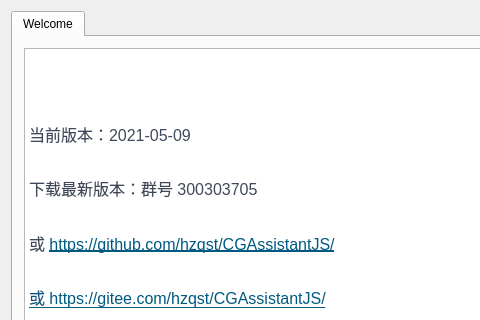
Before: the Qt Designer form CGAssistant/mainwindow.ui in hzqst/CGAssistant, drawn with Qt 5; both pictures show x 0 to 480 and y 0 to 320 of the 750 by 500 pixel window.
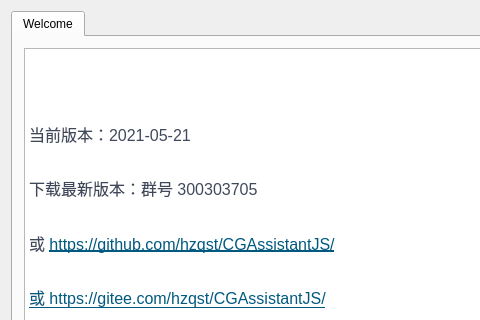
After: the same form once the commit is applied. Icons and pictures are not drawn.

Diff of the .ui file:
```diff
--- a/CGAssistant/mainwindow.ui
+++ b/CGAssistant/mainwindow.ui
@@ -73,7 +73,7 @@
 &lt;/style&gt;&lt;/head&gt;&lt;body style=&quot; font-family:'SimSun'; font-size:9pt; font-weight:400; font-style:normal;&quot;&gt;
 &lt;p style=&quot; margin-top:0px; margin-bottom:0px; margin-left:0px; margin-right:0px; -qt-block-indent:0; text-indent:0px;&quot;&gt;&lt;img src=&quot;:/logo.png&quot; /&gt;&lt;/p&gt;
 &lt;p style=&quot;-qt-paragraph-type:empty; margin-top:0px; margin-bottom:16px; margin-left:0px; margin-right:0px; -qt-block-indent:0; text-indent:0px; line-height:160%; font-family:'-apple-system,BlinkMacSystemFont,Segoe UI,Helvetica,Arial,Apple Color Emoji,Segoe UI Emoji,Segoe UI Symbol,Liberation Sans,PingFang SC,Microsoft YaHei,Hiragino Sans GB,Wenquanyi Micro Hei,WenQuanYi Zen Hei,ST Heiti,SimHei,SimSun,WenQuanYi Zen Hei Sharp,sans-serif'; font-size:16px; color:#40485b; background-color:#ffffff;&quot;&gt;&lt;br /&gt;&lt;/p&gt;
-&lt;p style=&quot; margin-top:0px; margin-bottom:16px; margin-left:0px; margin-right:0px; -qt-block-indent:0; text-indent:0px; line-height:160%; background-color:#ffffff;&quot;&gt;&lt;span style=&quot; font-family:'-apple-system,BlinkMacSystemFont,Segoe UI,Helvetica,Arial,Apple Color Emoji,Segoe UI Emoji,Segoe UI Symbol,Liberation Sans,PingFang SC,Microsoft YaHei,Hiragino Sans GB,Wenquanyi Micro Hei,WenQuanYi Zen Hei,ST Heiti,SimHei,SimSun,WenQuanYi Zen Hei Sharp,sans-serif'; font-size:16px; color:#40485b; background-color:#ffffff;&quot;&gt;当前版本：2021-05-09&lt;/span&gt;&lt;/p&gt;
+&lt;p style=&quot; margin-top:0px; margin-bottom:16px; margin-left:0px; margin-right:0px; -qt-block-indent:0; text-indent:0px; line-height:160%; background-color:#ffffff;&quot;&gt;&lt;span style=&quot; font-family:'-apple-system,BlinkMacSystemFont,Segoe UI,Helvetica,Arial,Apple Color Emoji,Segoe UI Emoji,Segoe UI Symbol,Liberation Sans,PingFang SC,Microsoft YaHei,Hiragino Sans GB,Wenquanyi Micro Hei,WenQuanYi Zen Hei,ST Heiti,SimHei,SimSun,WenQuanYi Zen Hei Sharp,sans-serif'; font-size:16px; color:#40485b; background-color:#ffffff;&quot;&gt;当前版本：2021-05-21&lt;/span&gt;&lt;/p&gt;
 &lt;p style=&quot; margin-top:0px; margin-bottom:16px; margin-left:0px; margin-right:0px; -qt-block-indent:0; text-indent:0px; line-height:160%; background-color:#ffffff;&quot;&gt;&lt;span style=&quot; font-family:'-apple-system,BlinkMacSystemFont,Segoe UI,Helvetica,Arial,Apple Color Emoji,Segoe UI Emoji,Segoe UI Symbol,Liberation Sans,PingFang SC,Microsoft YaHei,Hiragino Sans GB,Wenquanyi Micro Hei,WenQuanYi Zen Hei,ST Heiti,SimHei,SimSun,WenQuanYi Zen Hei Sharp,sans-serif'; font-size:16px; color:#40485b; background-color:#ffffff;&quot;&gt;下载最新版本：群号 300303705&lt;/span&gt;&lt;/p&gt;
 &lt;p style=&quot; margin-top:0px; margin-bottom:16px; margin-left:0px; margin-right:0px; -qt-block-indent:0; text-indent:0px; line-height:160%; background-color:#ffffff;&quot;&gt;&lt;span style=&quot; font-family:'-apple-system,BlinkMacSystemFont,Segoe UI,Helvetica,Arial,Apple Color Emoji,Segoe UI Emoji,Segoe UI Symbol,Liberation Sans,PingFang SC,Microsoft YaHei,Hiragino Sans GB,Wenquanyi Micro Hei,WenQuanYi Zen Hei,ST Heiti,SimHei,SimSun,WenQuanYi Zen Hei Sharp,sans-serif'; font-size:16px; color:#40485b; background-color:#ffffff;&quot;&gt;或 &lt;/span&gt;&lt;a href=&quot;https://github.com/hzqst/CGAssistantJS/issues&quot;&gt;&lt;span style=&quot; font-family:'-apple-system,BlinkMacSystemFont,Segoe UI,Helvetica,Arial,Apple Color Emoji,Segoe UI Emoji,Segoe UI Symbol,Liberation Sans,PingFang SC,Microsoft YaHei,Hiragino Sans GB,Wenquanyi Micro Hei,WenQuanYi Zen Hei,ST Heiti,SimHei,SimSun,WenQuanYi Zen Hei Sharp,sans-serif'; font-size:16px; text-decoration: underline; color:#005980; background-color:transparent;&quot;&gt;https://github.com/hzqst/CGAssistantJS/&lt;/span&gt;&lt;/a&gt;&lt;/p&gt;
 &lt;p style=&quot; margin-top:0px; margin-bottom:16px; margin-left:0px; margin-right:0px; -qt-block-indent:0; text-indent:0px; line-height:160%; background-color:#ffffff;&quot;&gt;&lt;a href=&quot;https://github.com/hzqst/CGAssistantJS/issues&quot;&gt;&lt;span style=&quot; font-family:'-apple-system,BlinkMacSystemFont,Segoe UI,Helvetica,Arial,Apple Color Emoji,Segoe UI Emoji,Segoe UI Symbol,Liberation Sans,PingFang SC,Microsoft YaHei,Hiragino Sans GB,Wenquanyi Micro Hei,WenQuanYi Zen Hei,ST Heiti,SimHei,SimSun,WenQuanYi Zen Hei Sharp,sans-serif'; font-size:16px; text-decoration: underline; color:#005980; background-color:transparent;&quot;&gt;或 &lt;/span&gt;&lt;/a&gt;&lt;a href=&quot;https://gitee.com/hzqst/CGAssistantJS/issues&quot;&gt;&lt;span style=&quot; font-family:'-apple-system,BlinkMacSystemFont,Segoe UI,Helvetica,Arial,Apple Color Emoji,Segoe UI Emoji,Segoe UI Symbol,Liberation Sans,PingFang SC,Microsoft YaHei,Hiragino Sans GB,Wenquanyi Micro Hei,WenQuanYi Zen Hei,ST Heiti,SimHei,SimSun,WenQuanYi Zen Hei Sharp,sans-serif'; font-size:16px; text-decoration: underline; color:#005980; background-color:transparent;&quot;&gt;https://gitee.com/hzqst/CGAssistantJS/&lt;/span&gt;&lt;/a&gt;&lt;/p&gt;&lt;/body&gt;&lt;/html&gt;</string>
```
